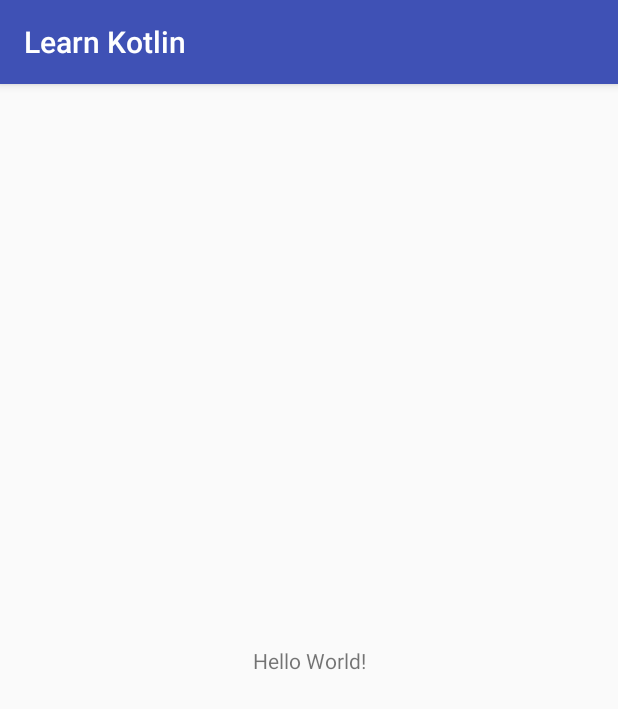
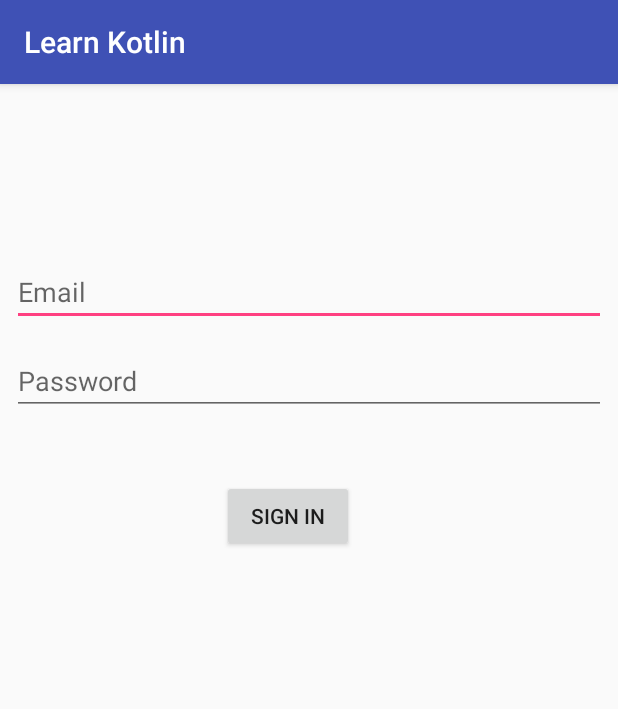
Before and after one commit to ygorreis/learn-kotlin, an Android app: the screen it shows after launch (MainActivity), on a phone screen of 412 x 824 dp. Shown: the top 709 px of the screen. Run offline under Robolectric (Android 15) with nearby library versions, the phone set to English and light mode, and no system bars.

Commit message:
added sql

```diff
--- a/app/build.gradle
+++ b/app/build.gradle
@@ -31,4 +31,6 @@ dependencies {
     testImplementation 'junit:junit:4.12'
     androidTestImplementation 'com.android.support.test:runner:1.0.1'
     androidTestImplementation 'com.android.support.test.espresso:espresso-core:3.0.1'
+    compile 'org.jetbrains.anko:anko-sqlite:0.10.0'
+
 }
--- a/app/src/main/java/airapps/io/learnkotlin/MainActivity.kt
+++ b/app/src/main/java/airapps/io/learnkotlin/MainActivity.kt
@@ -1,12 +1,41 @@
 package airapps.io.learnkotlin
 
+import airapps.io.learnkotlin.Security.Encryption
+import airapps.io.learnkotlin.Utils.Constants
+import airapps.io.learnkotlin.Utils.ShowSnackbar
+import airapps.io.learnkotlin.Utils.StringUtils
+import android.content.Intent
+import android.os.Bundle
 import android.support.v7.app.AppCompatActivity
-import android.os.Bundle
+import kotlinx.android.synthetic.main.activity_main.*
 
 class MainActivity : AppCompatActivity() {
 
     override fun onCreate(savedInstanceState: Bundle?) {
         super.onCreate(savedInstanceState)
         setContentView(R.layout.activity_main)
+
+        settingComponents()
+    }
+
+    private fun settingComponents() {
+        btn_sign.setOnClickListener { view ->
+            if (StringUtils.isValidEmail(et_email.text.toString())) {
+                if (StringUtils.checkIsntEmpty(et_password.text.toString())) {
+                    callActivity()
+                } else {
+                    ShowSnackbar.showSnackbar(view, "Email isnt valid", "Action")
+                }
+            } else {
+                ShowSnackbar.showSnackbar(view, "Password isnt valid", "Action")
+            }
+        }
+    }
+
+    private fun callActivity() {
+        val intent = Intent(this, AboutActivity::class.java)
+        intent.putExtra(Constants.Strings.EMAIL, et_email.text.toString())
+        intent.putExtra(Constants.Strings.PASSWORD, Encryption.sha256(et_password.text.toString()))
+        startActivity(intent)
     }
 }
--- a/app/src/main/res/layout/activity_main.xml
+++ b/app/src/main/res/layout/activity_main.xml
@@ -4,15 +4,44 @@
     xmlns:tools="http://schemas.android.com/tools"
     android:layout_width="match_parent"
     android:layout_height="match_parent"
-    tools:context="airapps.io.learnkotlin.MainActivity">
+    tools:context="airapps.io.learnkotlin.MainActivity"
+    tools:layout_editor_absoluteY="81dp">
 
-    <TextView
+    <Button
+        android:id="@+id/btn_sign"
         android:layout_width="wrap_content"
         android:layout_height="wrap_content"
-        android:text="Hello World!"
-        app:layout_constraintBottom_toBottomOf="parent"
-        app:layout_constraintLeft_toLeftOf="parent"
-        app:layout_constraintRight_toRightOf="parent"
+        android:layout_marginStart="140dp"
+        android:layout_marginTop="43dp"
+        android:text="@string/btn_signin"
+        app:layout_constraintStart_toStartOf="@+id/et_password"
+        app:layout_constraintTop_toBottomOf="@+id/et_password" />
+
+    <EditText
+        android:id="@+id/et_email"
+        android:layout_width="0dp"
+        android:layout_height="wrap_content"
+        android:layout_marginEnd="8dp"
+        android:layout_marginStart="8dp"
+        android:layout_marginTop="116dp"
+        android:ems="10"
+        android:hint="@string/insert_email"
+        android:inputType="textEmailAddress"
+        app:layout_constraintEnd_toEndOf="parent"
+        app:layout_constraintStart_toStartOf="parent"
         app:layout_constraintTop_toTopOf="parent" />
 
+    <EditText
+        android:id="@+id/et_password"
+        android:layout_width="0dp"
+        android:layout_height="wrap_content"
+        android:layout_marginEnd="8dp"
+        android:layout_marginStart="8dp"
+        android:layout_marginTop="14dp"
+        android:ems="10"
+        android:hint="@string/insert_password"
+        android:inputType="textPassword"
+        app:layout_constraintEnd_toEndOf="parent"
+        app:layout_constraintStart_toStartOf="parent"
+        app:layout_constraintTop_toBottomOf="@+id/et_email" />
 </android.support.constraint.ConstraintLayout>
--- a/app/src/main/res/values/strings.xml
+++ b/app/src/main/res/values/strings.xml
@@ -1,4 +1,9 @@
 <resources>
     <string name="app_name">Learn Kotlin</string>
     <string name="title_activity_about">AboutActivity</string>
+
+
+    <string name="insert_email">Email</string>
+    <string name="insert_password">Password</string>
+    <string name="btn_signin">Sign In</string>
 </resources>
```
